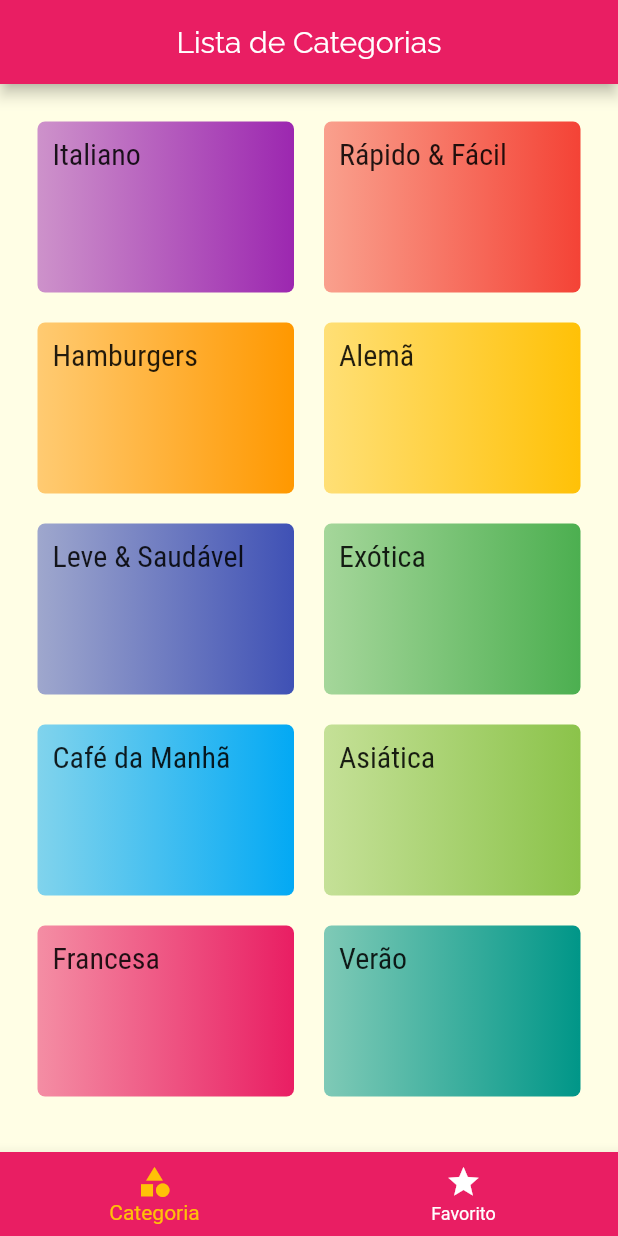
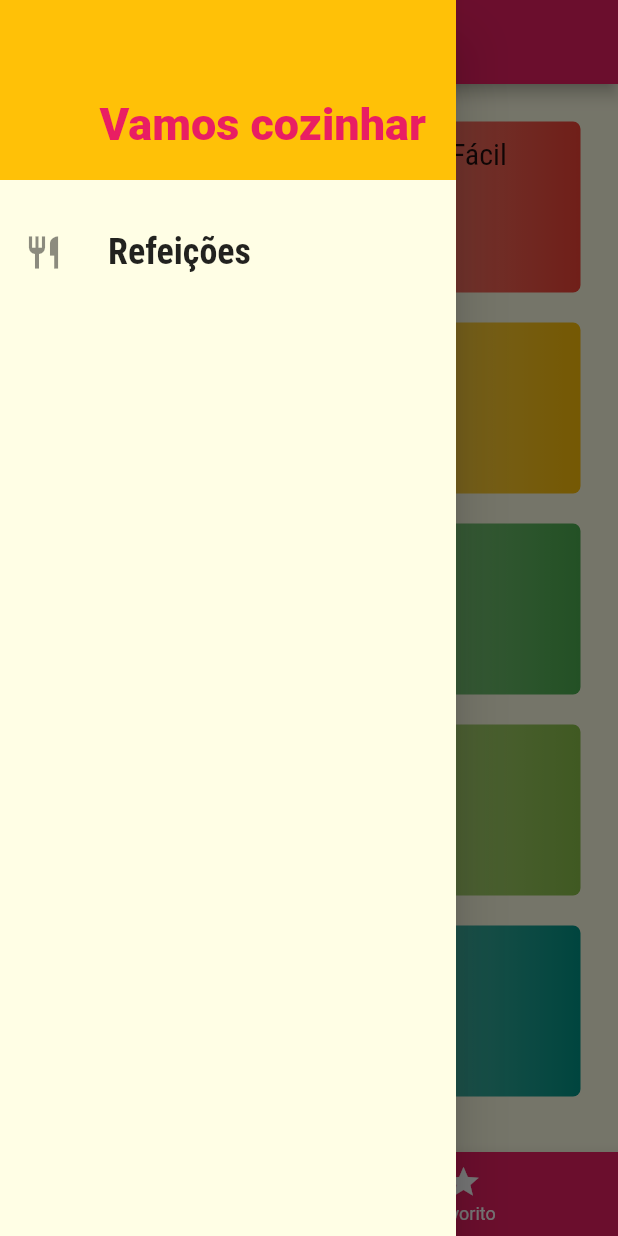
Before and after one commit to Samuel-sys/DartFlutter, a Flutter app: the screen it shows after launch, with the side drawer open (before the commit the screen has no drawer), on a phone screen of 412 x 824 dp. Run offline on Flutter 3.47's test engine with Material 2 defaults, Android fonts, the phone set to English and light mode, and no system bars.

Commit message:
Criação do Drawer do arquivo man
criação do Widget MainDrawer criado com a função de ter uma melhor organização para a criação de novos itens para o Drawer do App

```diff
--- /dev/null
+++ b/Modulo_7/meals/lib/components/main_drawer.dart
@@ -0,0 +1,51 @@
+import 'package:flutter/material.dart';
+
+class MainDrawer extends StatelessWidget {
+  Widget _createItem(IconData icon, String label) {
+    return ListTile(
+      leading: Icon(
+        icon,
+        size: 26,
+      ),
+      title: Text(
+        label,
+        style: TextStyle(
+          fontFamily: 'RobotoCondensed',
+          fontSize: 24,
+          fontWeight: FontWeight.bold,
+        ),
+      ),
+      onTap: () {},
+    );
+  }
+
+  @override
+  Widget build(BuildContext context) {
+    return Drawer(
+      child: Column(
+        children: [
+          Container(
+            height: 120,
+            width: double.infinity,
+            padding: EdgeInsets.all(20),
+            color: Theme.of(context).accentColor,
+            alignment: Alignment.bottomRight,
+            child: Text(
+              "Vamos cozinhar",
+              style: TextStyle(
+                  fontWeight: FontWeight.w900,
+                  fontSize: 30,
+                  color: Theme.of(context).primaryColor),
+            ),
+          ),
+
+          //espaçamento
+          SizedBox(height: 20),
+
+          //item
+          this._createItem(Icons.restaurant, 'Refeições')
+        ],
+      ),
+    );
+  }
+}
--- a/Modulo_7/meals/lib/screens/tabs_screen.dart
+++ b/Modulo_7/meals/lib/screens/tabs_screen.dart
@@ -1,4 +1,5 @@
 import 'package:flutter/material.dart';
+import 'package:meals/components/main_drawer.dart';
 import 'package:meals/screens/categories_screen.dart';
 import 'package:meals/screens/favorite_screen.dart';
 
@@ -42,18 +43,20 @@ class _TabsScreenState extends State<TabsScreen> {
         appBar: AppBar(
           centerTitle: true,
           title: Text(
-            _screens[_selectedScreenIndex]['title'], //titulo da tela
+            this._screens[_selectedScreenIndex]['title'], //titulo da tela
           ),
         ),
 
+        drawer: MainDrawer(),
+
         //body
-        body: _screens[_selectedScreenIndex]['screen'], //instancia da tela
+        body: this._screens[_selectedScreenIndex]['screen'], //instancia da tela
 
         //Tabs de navegação
         bottomNavigationBar: BottomNavigationBar(
           //conforme o tab precionado ele altera o valor da index que indica
           //a tela que foi selecionada
-            onTap: _selectSceen,
+          onTap: this._selectSceen,
           backgroundColor: Theme.of(context).primaryColor,
 
           //cor dos icons selecionados e não selecionas
@@ -61,16 +64,18 @@ class _TabsScreenState extends State<TabsScreen> {
           selectedItemColor: Theme.of(context).accentColor,
 
           //index da tela selecionada pelo items
-            currentIndex: _selectedScreenIndex, //
+          currentIndex: this._selectedScreenIndex, //
           items:
               //automatizado caso deseje colocar mas uma tela no app bar basta
               //atualiza a List de screens
-                _screens.map((screen) {
+              this._screens.map((itemsScreens) {
+            //cria um BottomNavigationBarItem para cada screen cadastrada
             return BottomNavigationBarItem(
-                icon: screen['icon'],
-                label: screen['label'],
+              icon: itemsScreens['icon'],
+              label: itemsScreens['label'],
             );
-            }).toList()),
+          }).toList(),
+        ),
       ),
     );
   }
```
Lines whose indentation alone changed are shown as unchanged.
